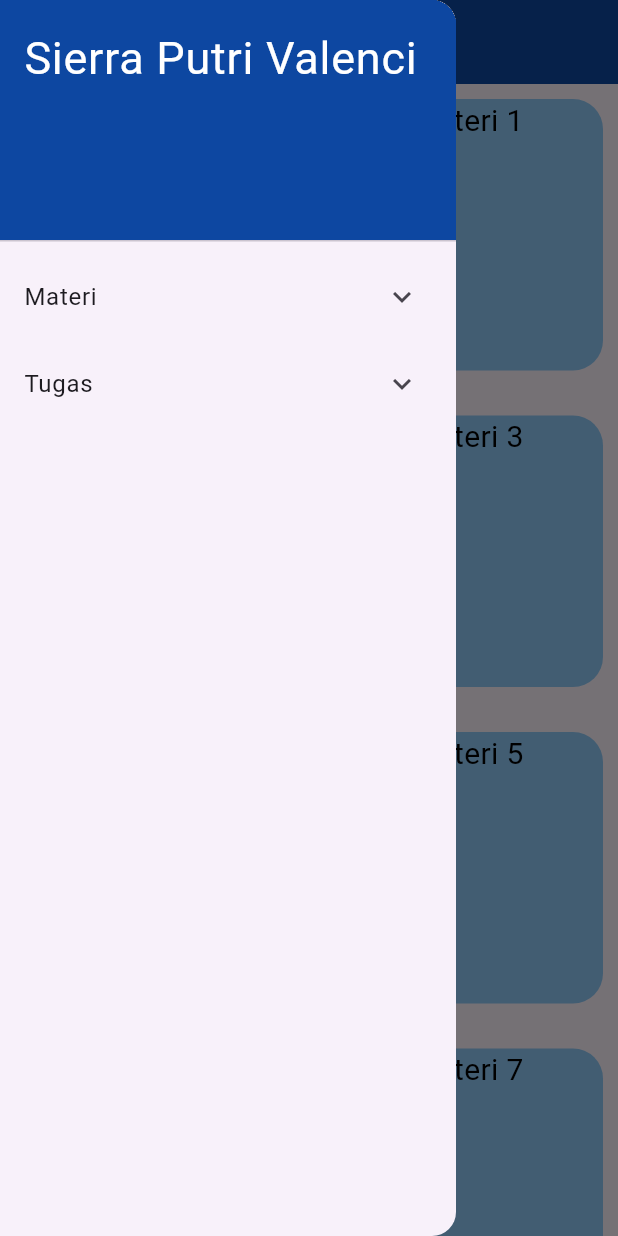
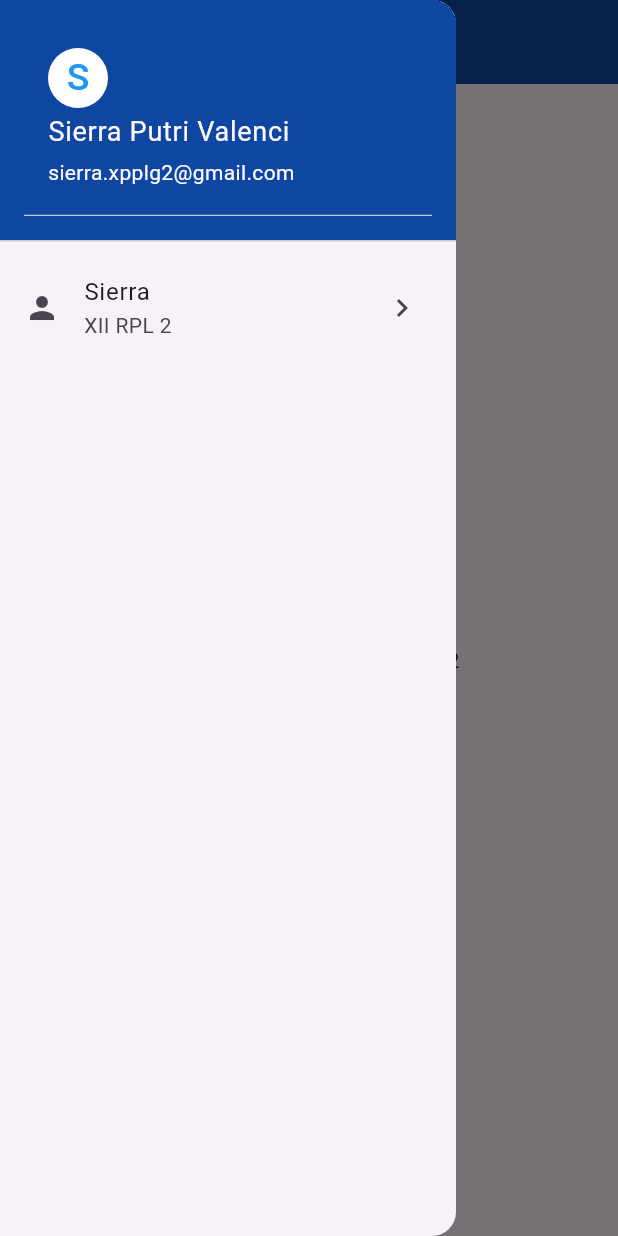
Before and after one commit to sierrapv/grouping-navigation-drawer, a Flutter app: the screen it shows after launch, with the side drawer open, on a phone screen of 412 x 824 dp. Run offline on Flutter 3.47's test engine with Material 3 defaults, Android fonts, the phone set to English and light mode, and no system bars.

Commit message:
second commit

```diff
--- a/lib/drawer.dart
+++ b/lib/drawer.dart
@@ -17,30 +17,33 @@ class MyHomePage extends StatelessWidget {
         foregroundColor: Colors.white,
       ),
       drawer: buildGroupDrawer(context),
-      body: GridView.count(
-        crossAxisCount: 2,
-        crossAxisSpacing: 10.0,
-        mainAxisSpacing: 10.0,
-        shrinkWrap: true ,
-        children: List.generate(10, (index){
-            return Padding(
-              padding: const EdgeInsets.all(10.0),
-              child: Container(
-                height: 5.0,
-                decoration: BoxDecoration(
-                  borderRadius: BorderRadius.circular(20.0),
-                  color: Colors.blue[200],
-                ),
-                child: Text('Materi $index',
-                textAlign: TextAlign.center,
-                style: const TextStyle(
-                  color: Colors.black,
-                  fontSize: 20,
-                ),
-                ),
-              ),
-            );
-          })
+      // body: GridView.count(
+      //   crossAxisCount: 2,
+      //   crossAxisSpacing: 10.0,
+      //   mainAxisSpacing: 10.0,
+      //   shrinkWrap: true ,
+      //   children: List.generate(10, (index){
+      //       return Padding(
+      //         padding: const EdgeInsets.all(10.0),
+      //         child: Container(
+      //           height: 5.0,
+      //           decoration: BoxDecoration(
+      //             borderRadius: BorderRadius.circular(20.0),
+      //             color: Colors.blue[200],
+      //           ),
+      //           child: Text('Materi $index',
+      //           textAlign: TextAlign.center,
+      //           style: const TextStyle(
+      //             color: Colors.black,
+      //             fontSize: 20,
+      //           ),
+      //           ),
+      //         ),
+      //       );
+      //     })
+      // ),
+      body: Center(
+        child: Text('Pemrograman Mobile $title'),
       ),
     );
   }
@@ -52,61 +55,86 @@ class MyHomePage extends StatelessWidget {
         children: [
           DrawerHeader(
             decoration: BoxDecoration(color: Colors.blue[900]),
-            child: const Text ('Sierra Putri Valenci',
-            style: TextStyle(
-              color: Colors.white,
-              fontSize: 30.0,
+            child: UserAccountsDrawerHeader(
+              decoration: BoxDecoration(color: Colors.blue[900]),
+              accountName: Text('Sierra Putri Valenci',
+              style: TextStyle(
+                fontSize: 18,
               ),
-            ),
+              ),
+              accountEmail: Text('sierra.xpplg2@gmail.com'),
+              currentAccountPictureSize: Size.square(40),
+              currentAccountPicture: CircleAvatar(
+                backgroundColor: Colors.white,
+                child: Text('S',
+                style: TextStyle(
+                  fontSize: 25,
+                  color: Colors.blue,
+                ),
+                ),
+              ),
+              ),
+            // child: const Text ('Sierra Putri Valenci',
+            // style: TextStyle(
+            //   color: Colors.white,
+            //   fontSize: 30.0,
+            //   ),
+            // ),
           ),
-          ExpansionTile(title: const Text('Materi'),
-          children: [
-            ListTile(
-              title: const Text('Materi 1'),
-              onTap: (){Navigator.pop(context);},
-            ),
-            ListTile(
-              title: const Text('Materi 2'),
-              onTap: (){Navigator.pop(context);},
-            ),
-            ListTile(
-              title: const Text('Materi 3'),
-              onTap: (){Navigator.pop(context);},
-            ),
-            ListTile(
-              title: const Text('Materi 4'),
-              onTap: (){Navigator.pop(context);},
-            ),
-            ListTile(
-              title: const Text('Materi 5'),
-              onTap: (){Navigator.pop(context);},
-            ),
-          ],
+          ListTile(
+            leading: Icon(Icons.person),
+            title: Text('Sierra'),
+            subtitle: Text('XII RPL 2'),
+            trailing: Icon(Icons.chevron_right),
           ),
-          ExpansionTile(title: const Text('Tugas'),
-          children: [
-            ListTile(
-              title: const Text('Tugas 1'),
-              onTap: (){Navigator.pop(context);},
-            ),
-            ListTile(
-              title: const Text('Tugas 2'),
-              onTap: (){Navigator.pop(context);},
-            ),
-            ListTile(
-              title: const Text('Tugas 3'),
-              onTap: (){Navigator.pop(context);},
-            ),
-            ListTile(
-              title: const Text('Tugas 4'),
-              onTap: (){Navigator.pop(context);},
-            ),
-            ListTile(
-              title: const Text('Tugas 5'),
-              onTap: (){Navigator.pop(context);},
-            ),
-          ],
-          ),
+          // ExpansionTile(title: const Text('Materi'),
+          // children: [
+          //   ListTile(
+          //     title: const Text('Materi 1'),
+          //     onTap: (){Navigator.pop(context);},
+          //   ),
+          //   ListTile(
+          //     title: const Text('Materi 2'),
+          //     onTap: (){Navigator.pop(context);},
+          //   ),
+          //   ListTile(
+          //     title: const Text('Materi 3'),
+          //     onTap: (){Navigator.pop(context);},
+          //   ),
+          //   ListTile(
+          //     title: const Text('Materi 4'),
+          //     onTap: (){Navigator.pop(context);},
+          //   ),
+          //   ListTile(
+          //     title: const Text('Materi 5'),
+          //     onTap: (){Navigator.pop(context);},
+          //   ),
+          // ],
+          // ),
+          // ExpansionTile(title: const Text('Tugas'),
+          // children: [
+          //   ListTile(
+          //     title: const Text('Tugas 1'),
+          //     onTap: (){Navigator.pop(context);},
+          //   ),
+          //   ListTile(
+          //     title: const Text('Tugas 2'),
+          //     onTap: (){Navigator.pop(context);},
+          //   ),
+          //   ListTile(
+          //     title: const Text('Tugas 3'),
+          //     onTap: (){Navigator.pop(context);},
+          //   ),
+          //   ListTile(
+          //     title: const Text('Tugas 4'),
+          //     onTap: (){Navigator.pop(context);},
+          //   ),
+          //   ListTile(
+          //     title: const Text('Tugas 5'),
+          //     onTap: (){Navigator.pop(context);},
+          //   ),
+          // ],
+          // ),
         ],
       ),
     );
```
